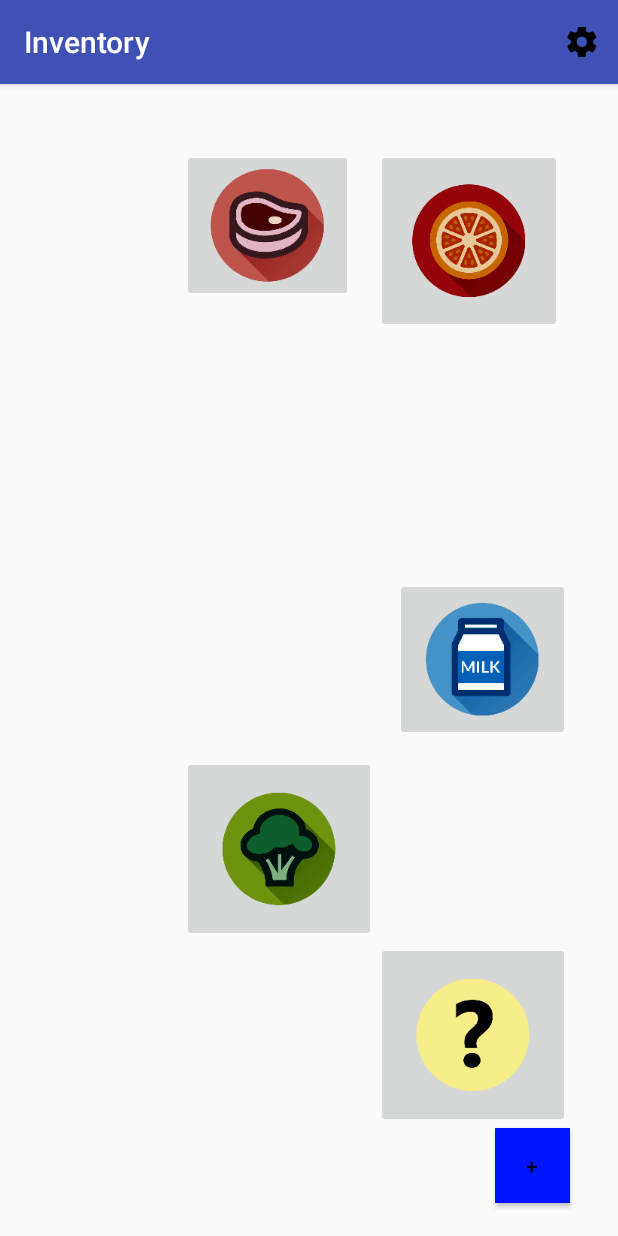
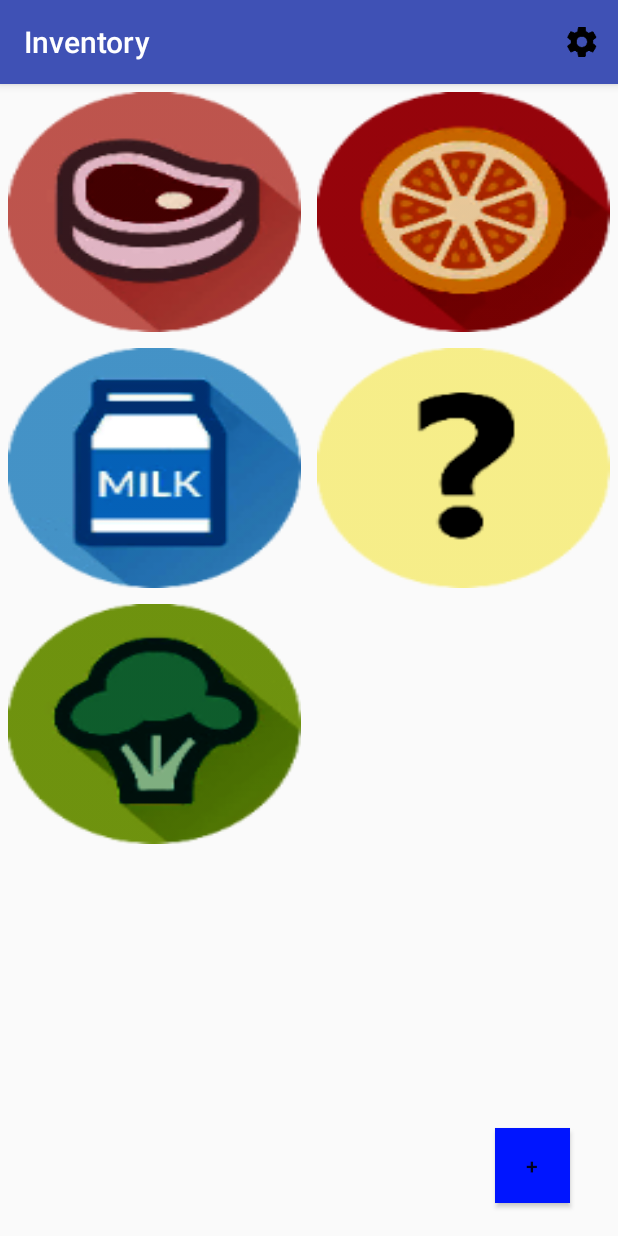
Before and after one commit to idonorchidinma/cooknow, an Android app: the InventoryActivity screen opened directly, with no data from a screen before it, on a phone screen of 412 x 824 dp. Run offline under Robolectric (Android 15) with nearby library versions, the light colour scheme and no system bars.

Commit message:
fixed the image buttons layout

```diff
--- a/CookNow/app/src/main/res/layout/activity_inventory.xml
+++ b/CookNow/app/src/main/res/layout/activity_inventory.xml
@@ -64,6 +64,62 @@
             <!--android:layout_toStartOf="@+id/VEGETABLES_BUTTON" />-->
 
 
+        <LinearLayout
+            android:orientation="horizontal"
+            android:layout_width="fill_parent"
+            android:layout_height="match_parent">
+
+                <LinearLayout
+                    android:orientation="vertical"
+                    android:layout_width="wrap_content"
+                    android:layout_height="wrap_content"
+                    android:layout_weight="1">
+
+                        <ImageButton
+                            android:layout_width="fill_parent"
+                            android:layout_height="160dp"
+                            android:id="@+id/MEAT_BUTTON"
+                            android:background="@drawable/meat"
+                            android:layout_margin="5dp" />
+
+                        <ImageButton
+                            android:layout_width="fill_parent"
+                            android:layout_height="160dp"
+                            android:id="@+id/DAIRY_BUTTON"
+                            android:background="@drawable/dairy"
+                            android:layout_margin="5dp" />
+
+                        <ImageButton
+                            android:layout_width="fill_parent"
+                            android:layout_height="160dp"
+                            android:id="@+id/VEGETABLES_BUTTON"
+                            android:background="@drawable/vegetables"
+                            android:layout_margin="5dp" />
+                </LinearLayout>
+
+                <LinearLayout
+                    android:orientation="vertical"
+                    android:layout_width="wrap_content"
+                    android:layout_height="wrap_content"
+                    android:layout_weight="1">
+
+                        <ImageButton
+                            android:layout_width="fill_parent"
+                            android:layout_height="160dp"
+                            android:id="@+id/FRUIT_BUTTON"
+                            android:background="@drawable/fruit"
+                            android:layout_margin="5dp" />
+
+                        <ImageButton
+                            android:layout_width="fill_parent"
+                            android:layout_height="160dp"
+                            android:id="@+id/OTHER_BUTTON"
+                            android:background="@drawable/other"
+                            android:layout_margin="5dp" />
+                </LinearLayout>
+
+        </LinearLayout>
+
         <Button
             android:layout_width="50dp"
             android:layout_height="50dp"
@@ -78,50 +134,4 @@
             android:layout_alignParentRight="true"
             android:layout_alignParentEnd="true" />
 
-        <ImageButton
-            android:layout_width="wrap_content"
-            android:layout_height="wrap_content"
-            android:id="@+id/MEAT_BUTTON"
-            android:src="@drawable/meat"
-            android:layout_alignTop="@+id/FRUIT_BUTTON"
-            android:layout_alignLeft="@+id/VEGETABLES_BUTTON"
-            android:layout_alignStart="@+id/VEGETABLES_BUTTON" />
-
-        <ImageButton
-            android:layout_width="wrap_content"
-            android:layout_height="wrap_content"
-            android:id="@+id/DAIRY_BUTTON"
-            android:src="@drawable/dairy"
-            android:layout_centerVertical="true"
-            android:layout_alignRight="@+id/OTHER_BUTTON"
-            android:layout_alignEnd="@+id/OTHER_BUTTON" />
-
-        <ImageButton
-            android:layout_width="wrap_content"
-            android:layout_height="wrap_content"
-            android:id="@+id/VEGETABLES_BUTTON"
-            android:src="@drawable/vegetables"
-            android:layout_above="@+id/OTHER_BUTTON"
-            android:layout_toLeftOf="@+id/OTHER_BUTTON"
-            android:layout_toStartOf="@+id/OTHER_BUTTON" />
-
-        <ImageButton
-            android:layout_width="wrap_content"
-            android:layout_height="wrap_content"
-            android:id="@+id/FRUIT_BUTTON"
-            android:src="@drawable/fruit"
-            android:layout_alignParentTop="true"
-            android:layout_alignLeft="@+id/OTHER_BUTTON"
-            android:layout_alignStart="@+id/OTHER_BUTTON"
-            android:layout_marginTop="43dp" />
-
-        <ImageButton
-            android:layout_width="wrap_content"
-            android:layout_height="wrap_content"
-            android:id="@+id/OTHER_BUTTON"
-            android:src="@drawable/other"
-            android:layout_above="@+id/ADD_BUTTON"
-            android:layout_alignRight="@+id/ADD_BUTTON"
-            android:layout_alignEnd="@+id/ADD_BUTTON" />
-
 </RelativeLayout>
```
Also changed, not shown: CookNow/app/src/main/ic_launcher-web.png (added), CookNow/app/src/main/res/drawable-xxxhdpi/dairy.png, CookNow/app/src/main/res/drawable-xxxhdpi/fruit.png, CookNow/app/src/main/res/drawable-xxxhdpi/meat.png, CookNow/app/src/main/res/drawable-xxxhdpi/other.png, CookNow/app/src/main/res/drawable-xxxhdpi/vegetables.png, CookNow/app/src/main/res/mipmap-hdpi/ic_launcher.png, CookNow/app/src/main/res/mipmap-mdpi/ic_launcher.png, CookNow/app/src/main/res/mipmap-xhdpi/ic_launcher.png, CookNow/app/src/main/res/mipmap-xxhdpi/ic_launcher.png, CookNow/app/src/main/res/mipmap-xxxhdpi/ic_launcher.png.
